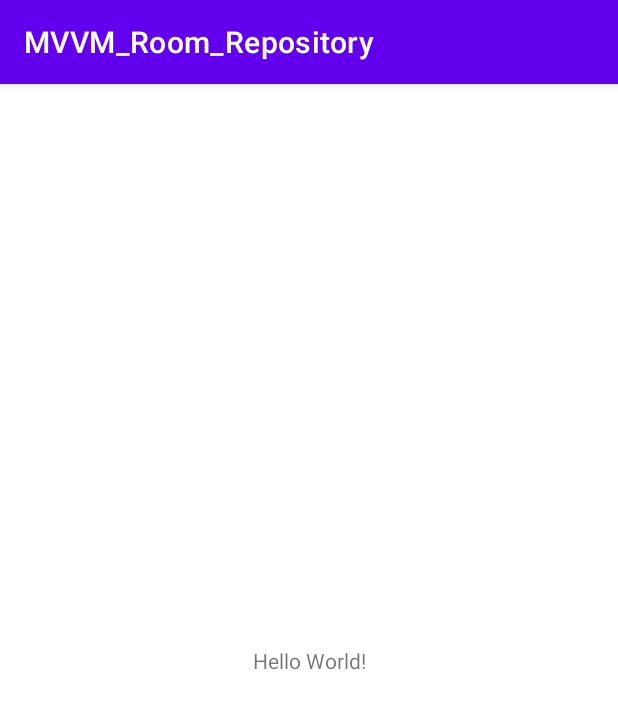
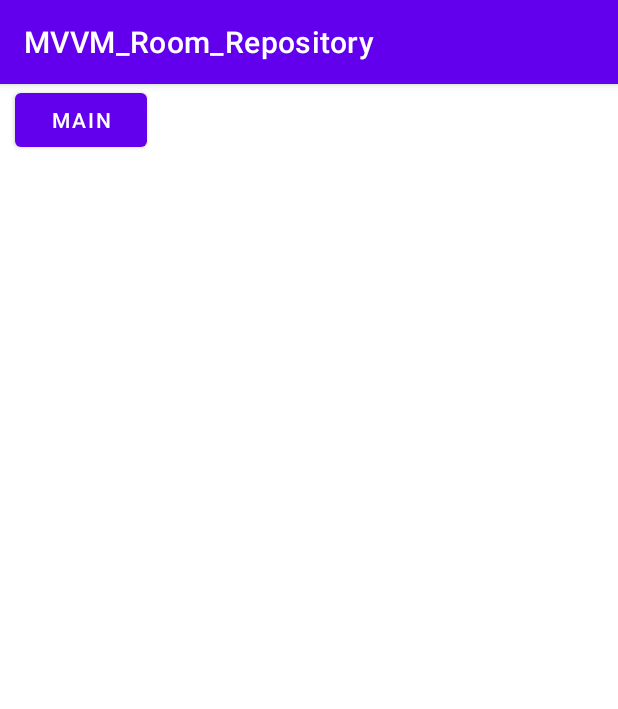
Before and after one commit to hunderboy/MVVM_Room_Repository, an Android app: the screen it shows after launch (MainActivity), on a phone screen of 412 x 824 dp. Shown: the top 709 px of the screen. Run offline under Robolectric (Android 15) with nearby library versions, the phone set to English and light mode, and no system bars; our stand-ins replace data binding.

Commit message:
데이터 바인딩 OK

```diff
--- a/app/src/main/java/com/example/mvvm_room_repository/MainActivity.kt
+++ b/app/src/main/java/com/example/mvvm_room_repository/MainActivity.kt
@@ -2,10 +2,25 @@ package com.example.mvvm_room_repository
 
 import androidx.appcompat.app.AppCompatActivity
 import android.os.Bundle
+import androidx.databinding.DataBindingUtil
+import androidx.lifecycle.ViewModelProvider
+import com.example.mvvm_room_repository.databinding.ActivityMainBinding
+import com.example.mvvm_room_repository.room.viewmodel.MainViewModel
 
 class MainActivity : AppCompatActivity() {
+    private lateinit var viewModel: MainViewModel
+
     override fun onCreate(savedInstanceState: Bundle?) {
         super.onCreate(savedInstanceState)
-        setContentView(R.layout.activity_main)
+        val binding = DataBindingUtil.setContentView<ActivityMainBinding>(this, R.layout.activity_main)
+        viewModel = ViewModelProvider(this).get(MainViewModel::class.java)
+        binding.viewModel = viewModel
+        binding.lifecycleOwner = this
+        /**
+         * ViewModel은 공유 가능합니다. 만약 activity의 ViewModel을 Fragment에서도 쓰고 싶다면, 아래와 같이 사용할 수 있습니다.
+         */
+
     }
+
+
 }
--- a/app/src/main/java/com/example/mvvm_room_repository/room/viewmodel/MainViewModel.kt
+++ b/app/src/main/java/com/example/mvvm_room_repository/room/viewmodel/MainViewModel.kt
@@ -1,13 +1,21 @@
 package com.example.mvvm_room_repository.room.viewmodel
 
 import android.app.Application
+import android.widget.Toast
 import androidx.lifecycle.AndroidViewModel
 import androidx.lifecycle.LiveData
 import androidx.lifecycle.MutableLiveData
 
 class MainViewModel(application: Application) : AndroidViewModel(application) {
 
-    private val _main_text : MutableLiveData<String> = MutableLiveData()
-    val rightLegDegreeLiveData: LiveData<String> get() = _main_text
+    val mApplication = application
+
+    private val _main_text : MutableLiveData<String> = MutableLiveData("Main")
+    val main_text: LiveData<String> get() = _main_text
+
+    fun onClickButton(){
+        // TODO: Click 시 Room에 데이터를 추가해야 함.
+        Toast.makeText(mApplication,"Click!",Toast.LENGTH_SHORT).show()
+    }
 
 }
--- a/app/src/main/res/layout/activity_main.xml
+++ b/app/src/main/res/layout/activity_main.xml
@@ -1,18 +1,32 @@
 <?xml version="1.0" encoding="utf-8"?>
-<androidx.constraintlayout.widget.ConstraintLayout xmlns:android="http://schemas.android.com/apk/res/android"
-    xmlns:app="http://schemas.android.com/apk/res-auto"
+<layout xmlns:android="http://schemas.android.com/apk/res/android"
     xmlns:tools="http://schemas.android.com/tools"
-    android:layout_width="match_parent"
-    android:layout_height="match_parent"
-    tools:context=".MainActivity">
+    xmlns:app="http://schemas.android.com/apk/res-auto">
+    <data>
+        <variable
+            name="viewModel"
+            type="com.example.mvvm_room_repository.room.viewmodel.MainViewModel" />
+    </data>
+    <LinearLayout
+        android:layout_width="match_parent"
+        android:layout_height="match_parent"
+        android:orientation="vertical"
+        tools:context=".MainActivity">
 
-    <TextView
-        android:layout_width="wrap_content"
-        android:layout_height="wrap_content"
-        android:text="Hello World!"
-        app:layout_constraintBottom_toBottomOf="parent"
-        app:layout_constraintLeft_toLeftOf="parent"
-        app:layout_constraintRight_toRightOf="parent"
-        app:layout_constraintTop_toTopOf="parent" />
+        <Button
+            android:layout_marginLeft="10dp"
+            android:id="@+id/btnAdd"
+            android:layout_width="wrap_content"
+            android:layout_height="wrap_content"
+            android:text="@{viewModel.main_text}"
+            android:onClick="@{()->viewModel.onClickButton()}"/>
 
-</androidx.constraintlayout.widget.ConstraintLayout>
+
+        <androidx.recyclerview.widget.RecyclerView
+            android:id="@+id/recyclerview"
+            android:layout_width="match_parent"
+            android:layout_height="match_parent"
+            android:padding="10dp"
+            tools:listitem="@layout/recycler_item" />
+    </LinearLayout>
+</layout>
```
Also changed, not shown: app/src/main/res/layout/recycler_item.xml (added, +31 -0 lines).
